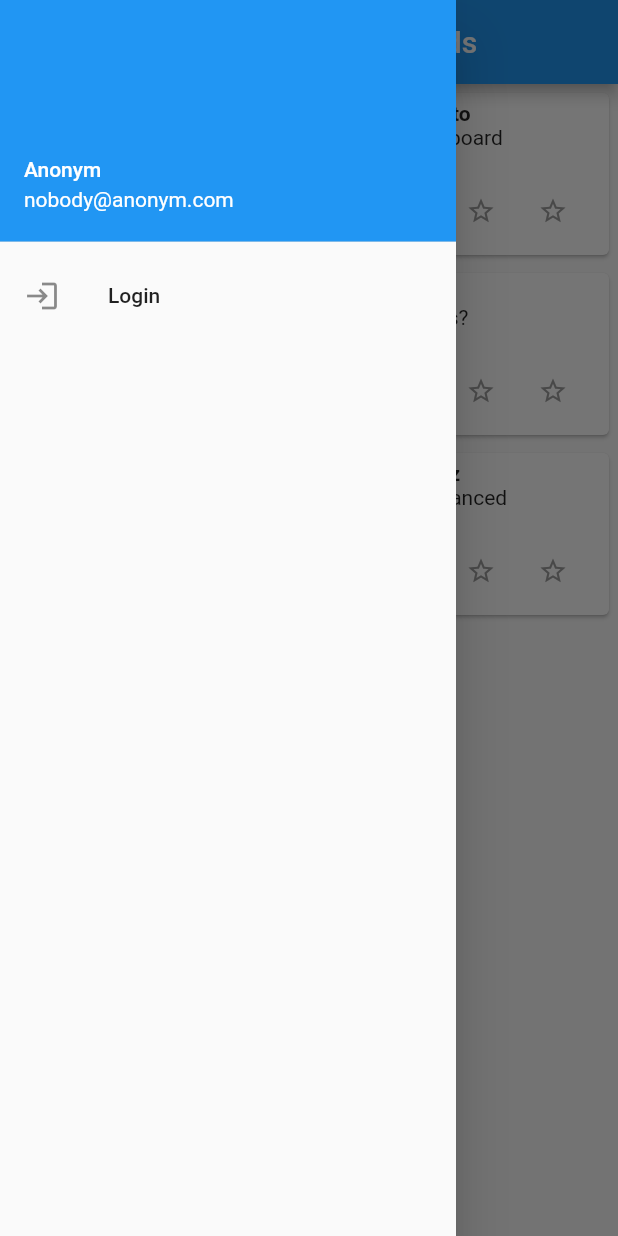
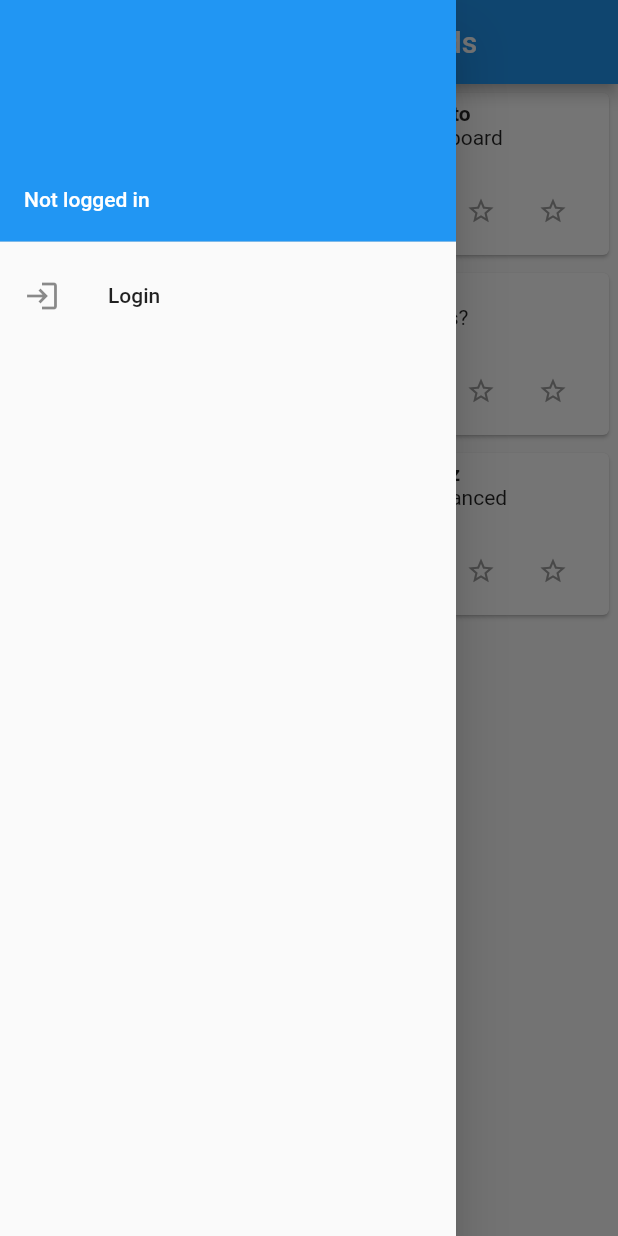
Before and after one commit to MichaelRinglein/SurfBoardRating, a Flutter app: the screen it shows after launch, with the side drawer open, on a phone screen of 412 x 824 dp. Run offline on Flutter 3.47's test engine with Material 2 defaults, Android fonts, the phone set to English and light mode, and no system bars; our stand-ins replace cloud_firestore, firebase_auth, firebase_core, flutter_spinkit; accounts and stored records are empty.

Commit message:
Reworked UserAccountsDrawerHeader logic

```diff
--- a/lib/main.dart
+++ b/lib/main.dart
@@ -73,19 +73,13 @@ class _MyHomePageState extends State<MyHomePage> {
     return Scaffold(
       appBar: AppBar(title: Text('Rate Haydenshapes Boards')),
       drawer: Drawer(
-        child: ListView(
+        child:
+        user == null ?
+        ListView(
           children: [
-            user == null ?
             UserAccountsDrawerHeader(
-              accountName: Text('Anonym'),
-              accountEmail: Text('nobody@anonym.com'),
-            )
-            :
-            UserAccountsDrawerHeader(
-              accountName: Text('uid: '+ user.uid),
-              accountEmail: Text('token: ' + user.refreshToken),
+              accountName: Text('Not logged in'),
             ),
-            user == null ?
             ListTile(
               leading: Icon(Icons.login),
               title: Text('Login'),
@@ -97,7 +91,24 @@ class _MyHomePageState extends State<MyHomePage> {
                 );
               }
             )
+          ],
+        )
         :
+        ListView(
+        children: [
+          user.isAnonymous == true ?
+          UserAccountsDrawerHeader(
+            accountName: Text('Anonym'),
+            accountEmail: Text('nobody@anonym.com'),
+          )
+          :
+          UserAccountsDrawerHeader(
+            currentAccountPicture: CircleAvatar(
+              backgroundImage: NetworkImage(user.photoURL),
+            ),
+            accountName: Text(user.displayName),
+            accountEmail: Text(user.email),
+          ),
           ListTile(
             leading: Icon(Icons.logout),
             title: Text('Logout'),
@@ -111,7 +122,7 @@ class _MyHomePageState extends State<MyHomePage> {
             },
           ),
         ],
-        ),
+      )
       ),
       body: ListView.builder(
         itemCount: items.length,
```
Lines whose indentation alone changed are shown as unchanged.
